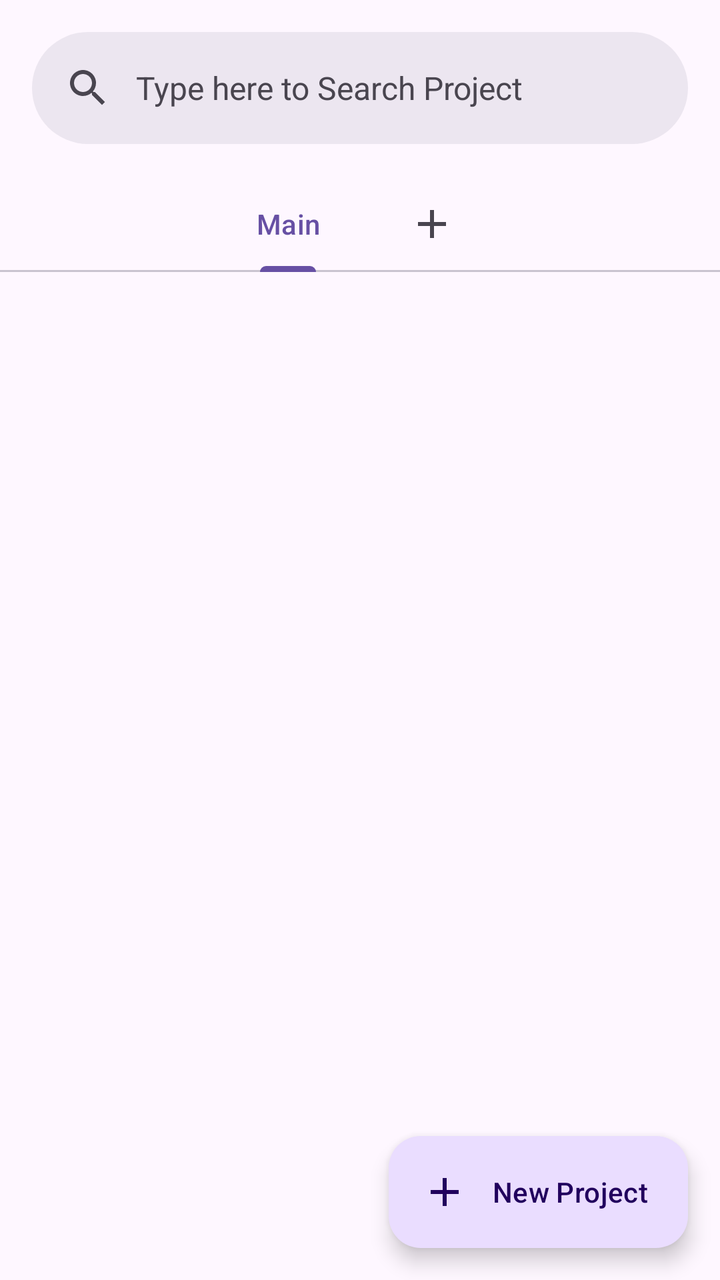
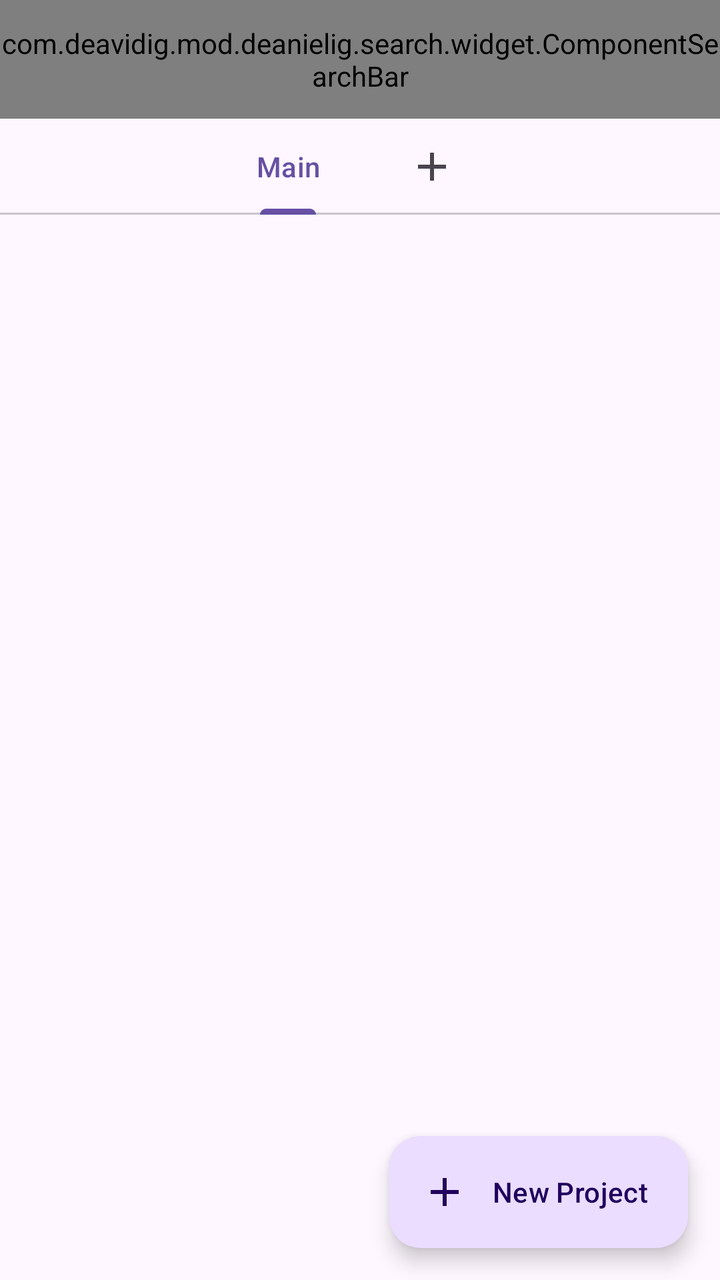

Screens rendered from an Android XML layout before and after an edit, with the pre-edit source and the edit as a unified diff.
<!-- AndroidManifest.xml: application theme Theme.SketchprojectPro -->
<!-- res/layout/activity_main.xml -->
<?xml version="1.0" encoding="utf-8"?>
<androidx.coordinatorlayout.widget.CoordinatorLayout xmlns:android="http://schemas.android.com/apk/res/android"
	xmlns:app="http://schemas.android.com/apk/res-auto"
	xmlns:tools="http://schemas.android.com/tools"
	android:id="@+id/main"
	android:layout_width="match_parent"
	android:layout_height="match_parent"
	tools:context="com.deavidig.skecth.project.main.activities.MainActivity">

	<com.google.android.material.appbar.AppBarLayout
		android:layout_width="match_parent"
		android:layout_height="wrap_content">

		<com.google.android.material.search.SearchBar
			android:id="@+id/barSearch"
			android:layout_width="match_parent"
			android:layout_height="wrap_content"
			android:hint="Type here to Search Project" />

		<com.google.android.material.tabs.TabLayout
			android:id="@+id/tabFilter"
			android:layout_width="match_parent"
			android:layout_height="wrap_content"
			app:tabGravity="center"
			app:tabMode="scrollable">

			<com.google.android.material.tabs.TabItem
				android:layout_width="match_parent"
				android:layout_height="match_parent"
				android:text="Main" />

			<com.google.android.material.tabs.TabItem
				android:layout_width="match_parent"
				android:layout_height="match_parent"
				android:icon="@drawable/ic_add_24" />

		</com.google.android.material.tabs.TabLayout>

	</com.google.android.material.appbar.AppBarLayout>

	<androidx.recyclerview.widget.RecyclerView
		android:layout_width="match_parent"
		android:layout_height="match_parent"
		android:padding="8dp"
		app:layout_behavior="com.google.android.material.appbar.AppBarLayout$ScrollingViewBehavior"
		app:layoutManager="androidx.recyclerview.widget.LinearLayoutManager"
		tools:itemCount="15"
		tools:listitem="@layout/activity_main_recyclerview_project" />

	<com.google.android.material.floatingactionbutton.ExtendedFloatingActionButton
		android:id="@+id/projectCreator"
		android:layout_width="wrap_content"
		android:layout_height="wrap_content"
		android:layout_gravity="end|bottom"
		android:layout_margin="16dp"
		android:text="New Project"
		app:icon="@drawable/ic_add_24" />

	<com.google.android.material.search.SearchView
		android:id="@+id/search_item"
		android:layout_width="match_parent"
		android:layout_height="match_parent"
		app:layout_anchor="@id/barSearch" />

</androidx.coordinatorlayout.widget.CoordinatorLayout>
<!-- res/layout/activity_main_recyclerview_project.xml (included above) -->
<?xml version="1.0" encoding="utf-8"?>
<androidx.constraintlayout.widget.ConstraintLayout xmlns:android="http://schemas.android.com/apk/res/android"
	xmlns:app="http://schemas.android.com/apk/res-auto"
	xmlns:tools="http://schemas.android.com/tools"
	android:background="@drawable/bg_project_single"
	android:layout_width="match_parent"
	android:layout_height="75dp">

	<com.deavidig.mod.deaniel.divider.widget.AppCompatComponentMaterialDivider
		android:id="@+id/top_project"
		android:layout_width="0dp"
		android:layout_height="2dp"
		android:background="?attr/colorSurfaceContainerHigh"
		android:visibility="invisible"
		app:dividerInsetEnd="20dp"
		app:dividerInsetStart="20dp"
		app:dividerRadiusTopLeftSize="8dp"
		app:dividerRadiusTopRightSize="8dp"
		app:layout_constraintEnd_toEndOf="parent"
		app:layout_constraintStart_toStartOf="parent" />

	<com.google.android.material.imageview.ShapeableImageView
		android:id="@+id/project_icon"
		android:layout_width="50dp"
		android:layout_height="50dp"
		android:layout_marginStart="8dp"
		android:background="@drawable/ef_gradient_bottomtop_dark"
		app:shapeAppearance="@style/Widget.ComponentMaterial3.ShapeableImageView.Rounded"
		app:layout_constraintBottom_toBottomOf="parent"
		app:layout_constraintStart_toStartOf="parent"
		app:layout_constraintTop_toTopOf="parent"
		app:layout_constraintVertical_bias="0.48" />

	<TextView
		android:id="@+id/description_project"
		style="@style/TextAppearance.Material3.BodyMedium"
		android:layout_width="wrap_content"
		android:layout_height="wrap_content"
		android:layout_marginStart="8dp"
		android:layout_marginBottom="16dp"
		android:text="This is a description of the project"
		android:textColor="#808080"
		app:layout_constraintBottom_toBottomOf="parent"
		app:layout_constraintStart_toEndOf="@+id/project_icon" />

	<TextView
		style="@style/TextAppearance.Material3.TitleLarge.Emphasized"
		android:id="@+id/title_project"
		android:layout_width="wrap_content"
		android:layout_height="wrap_content"
		android:layout_marginStart="8dp"
		android:text="Title of the Project"
		android:textColor="#202020"
		app:layout_constraintBottom_toTopOf="@+id/description_project"
		app:layout_constraintStart_toEndOf="@+id/project_icon"
		app:layout_constraintTop_toTopOf="parent"
		app:layout_constraintVertical_bias="0.923" />

	<TextView
		android:id="@+id/id_project"
		android:layout_width="wrap_content"
		android:layout_height="wrap_content"
		android:layout_marginBottom="2dp"
		android:text="600"
		android:textColor="#FAFAFA"
		app:layout_constraintBottom_toBottomOf="@+id/project_icon"
		app:layout_constraintEnd_toEndOf="@+id/project_icon"
		app:layout_constraintStart_toStartOf="@+id/project_icon" />

	<com.deavidig.mod.deaniel.divider.widget.ComponentMaterialDivider
		android:layout_width="2dp"
		android:layout_height="35dp"
		android:layout_marginEnd="7.5dp"
		android:background="?attr/colorSurfaceContainerHighest"
		app:dividerRadiusSize="8dp"
		app:layout_constraintBottom_toBottomOf="parent"
		app:layout_constraintEnd_toStartOf="@+id/options_project"
		app:layout_constraintTop_toTopOf="parent" />

	<androidx.constraintlayout.utils.widget.ImageFilterButton
		android:id="@+id/options_project"
		android:layout_width="25dp"
		android:layout_height="25dp"
		android:layout_marginEnd="8dp"
		android:background="@android:color/transparent"
		android:src="@drawable/ic_arrow_forward_ios_24"
		android:tint="?attr/colorSurfaceContainerHighest"
		app:layout_constraintBottom_toBottomOf="parent"
		app:layout_constraintEnd_toEndOf="parent"
		app:layout_constraintTop_toTopOf="parent" />

	<com.deavidig.mod.deaniel.divider.widget.ComponentMaterialDivider
		android:id="@+id/bottom_project"
		android:layout_width="0dp"
		android:layout_height="2dp"
		android:background="?attr/colorSurfaceContainerHigh"
		android:visibility="invisible"
		app:dividerInsetEnd="20dp"
		app:dividerInsetStart="20dp"
		app:dividerRadiusBottomLeftSize="8dp"
		app:dividerRadiusBottomRightSize="8dp"
		app:layout_constraintBottom_toBottomOf="parent"
		app:layout_constraintEnd_toEndOf="parent"
		app:layout_constraintStart_toStartOf="parent" />

</androidx.constraintlayout.widget.ConstraintLayout>
<!-- resources referenced by this layout -->
<resources>
  <!-- drawable bg_project_single (drawable) -->
  <?xml version="1.0" encoding="utf-8"?>
  <ripple xmlns:android="http://schemas.android.com/apk/res/android"
  	android:color="?attr/colorControlHighlight">
  	<item>
  		<shape android:shape="rectangle">
  			<solid android:color="?attr/colorSurfaceContainer" />
  			<corners android:radius="18dp" />
  		</shape>
  	</item>
  </ripple>
  <!-- drawable ef_gradient_bottomtop_dark (drawable) -->
  <?xml version="1.0" encoding="utf-8"?>
  <shape xmlns:android="http://schemas.android.com/apk/res/android">
  	<gradient android:angle="90" android:startColor="@android:color/background_dark" android:endColor="@android:color/transparent" />
  </shape>
  <!-- drawable ic_add_24 (drawable) -->
  <vector xmlns:android="http://schemas.android.com/apk/res/android" android:height="24dp" android:tint="#FFFFFF" android:viewportHeight="24" android:viewportWidth="24" android:width="24dp">
        
      <path android:fillColor="@android:color/white" android:pathData="M19,13h-6v6h-2v-6H5v-2h6V5h2v6h6v2z"/>
      
  </vector>
  <!-- drawable ic_arrow_forward_ios_24 (drawable) -->
  <vector xmlns:android="http://schemas.android.com/apk/res/android"
  	android:width="24dp"
  	android:height="24dp"
  	android:viewportWidth="24"
  	android:viewportHeight="24">
  
  	<path
  		android:fillColor="#D9D9D9"
  		android:pathData="M6.23,20.23l1.77,1.77l10,-10l-10,-10l-1.77,1.77l8.23,8.23z" />
  
  </vector>
  <style name="Widget.ComponentMaterial3.ShapeableImageView.Rounded" parent="">
  		<item name="cornerSize">7.5dp</item>
  		<item name="cornerFamily">rounded</item>
  	</style>
  <style name="Theme.SketchprojectPro" parent="Base.Theme.SketchprojectPro" />
  <style name="Base.Theme.SketchprojectPro" parent="Theme.Material3.DayNight.NoActionBar">
  		
  		
  	</style>
</resources>

<!-- the commit's change to res/layout/activity_main.xml (unified diff, before → after) -->
@@ -11,11 +11,14 @@
 		android:layout_width="match_parent"
 		android:layout_height="wrap_content">
 
-		<com.google.android.material.search.SearchBar
+		<com.deavidig.mod.deanielig.search.widget.ComponentSearchBar
 			android:id="@+id/barSearch"
 			android:layout_width="match_parent"
 			android:layout_height="wrap_content"
-			android:hint="Type here to Search Project" />
+			android:paddingVertical="12dp"
+			android:hint="Enter project name..."
+			app:title="Type here to Search Project"
+			app:titleTextSize="18dp" />
 
 		<com.google.android.material.tabs.TabLayout
 			android:id="@+id/tabFilter"
@@ -56,12 +59,6 @@
 		android:text="New Project"
 		app:icon="@drawable/ic_add_24" />
 
-	<com.google.android.material.search.SearchView
-		android:id="@+id/search_item"
-		android:layout_width="match_parent"
-		android:layout_height="match_parent"
-		app:layout_anchor="@id/barSearch" />
-
 </androidx.coordinatorlayout.widget.CoordinatorLayout>
 <!-- res/layout/activity_main_recyclerview_project.xml (included above) -->
 <?xml version="1.0" encoding="utf-8"?>
@@ -72,7 +69,7 @@
 	android:layout_width="match_parent"
 	android:layout_height="75dp">
 
-	<com.deavidig.mod.deaniel.divider.widget.AppCompatComponentMaterialDivider
+	<com.deavidig.mod.deanielig.divider.widget.AppCompatComponentMaterialDivider
 		android:id="@+id/top_project"
 		android:layout_width="0dp"
 		android:layout_height="2dp"
@@ -133,7 +130,7 @@
 		app:layout_constraintEnd_toEndOf="@+id/project_icon"
 		app:layout_constraintStart_toStartOf="@+id/project_icon" />
 
-	<com.deavidig.mod.deaniel.divider.widget.ComponentMaterialDivider
+	<com.deavidig.mod.deanielig.divider.widget.ComponentMaterialDivider
 		android:layout_width="2dp"
 		android:layout_height="35dp"
 		android:layout_marginEnd="7.5dp"
@@ -155,7 +152,7 @@
 		app:layout_constraintEnd_toEndOf="parent"
 		app:layout_constraintTop_toTopOf="parent" />
 
-	<com.deavidig.mod.deaniel.divider.widget.ComponentMaterialDivider
+	<com.deavidig.mod.deanielig.divider.widget.ComponentMaterialDivider
 		android:id="@+id/bottom_project"
 		android:layout_width="0dp"
 		android:layout_height="2dp"
